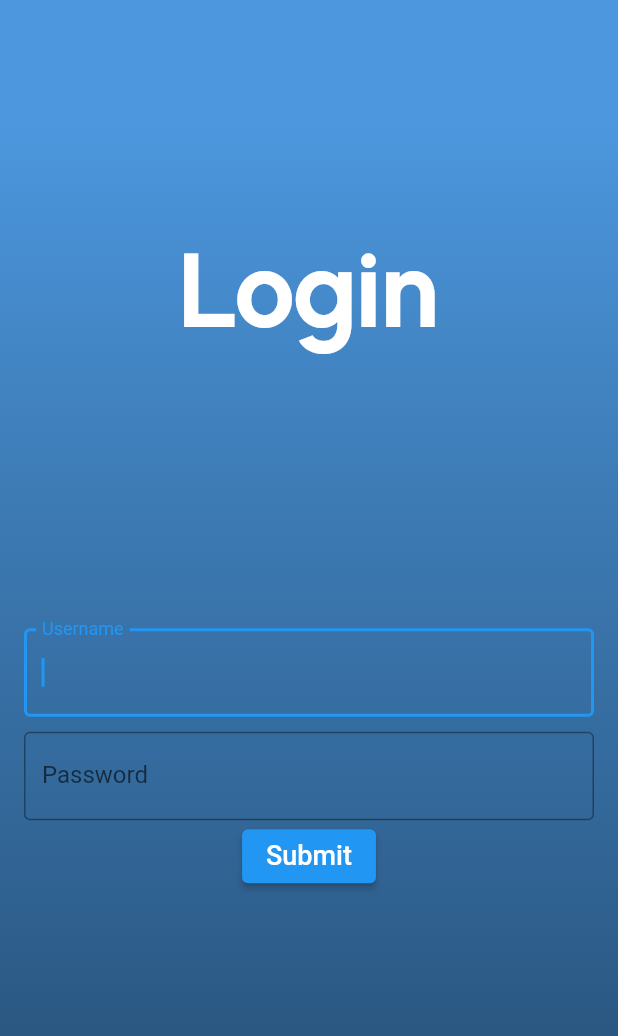
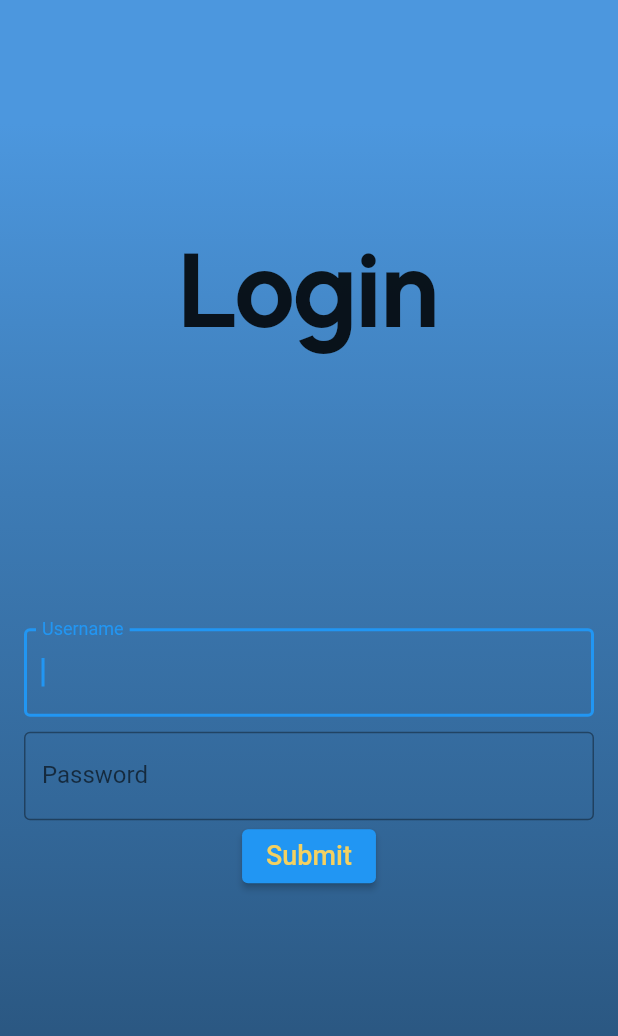
Before and after one commit to lerimeur/flutsenger, a Flutter app: the screen it shows after launch, after a tap on "Skip", on a phone screen of 412 x 824 dp. Shown: the top 1036 px of the screen. Run offline on Flutter 3.47's test engine with Material 2 defaults, Android fonts, the light colour scheme and no system bars.

Commit message:
test: testing color

```diff
--- /dev/null
+++ b/flutsenger_app/lib/component/Button.dart
@@ -0,0 +1,20 @@
+import 'package:flutter/material.dart';
+import '../utilities/styles.dart';
+
+class MyElevatedButton extends StatelessWidget {
+  final String text;
+  final Function triger;
+  const MyElevatedButton({Key key, this.text, this.triger}) : super(key: key);
+
+  @override
+  Widget build(BuildContext context) {
+    return Container(
+        child: ElevatedButton(
+      child: Text(
+        text,
+        style: kSubtitleStyle,
+      ),
+      onPressed: triger,
+    ));
+  }
+}
--- a/flutsenger_app/lib/screens/login.dart
+++ b/flutsenger_app/lib/screens/login.dart
@@ -2,6 +2,7 @@ import 'package:flutter/material.dart';
 import 'package:flutter/services.dart';
 import '../utilities/styles.dart';
 import 'package:flutsenger_app/component/textfiled.dart';
+import '../component/Button.dart';
 
 class LoginPage extends StatefulWidget {
   // final onLogin;
@@ -61,24 +62,16 @@ class LoginState extends State<LoginPage> {
                 ),
                 Flexible(
                   flex: 1,
-                  child: ElevatedButton(
-                    style: ButtonStyle(),
-                    onPressed: () => print(
-                      'une fonction styler a ete mis en com dsl ${usernameController.text}',
-                    ), //widget.onLogin(usernameController.text, passwordController.text),
-                    child: Text(
-                      'Submit',
-                      style: kSubtitleStyle,
-                    ),
+                  child: MyElevatedButton(
+                    text: 'Submit',
+                    triger: () => print('hello world'),
                   ),
                 ),
                 Padding(
-                  // this is new
                   padding: EdgeInsets.only(bottom: MediaQuery.of(context).viewInsets.bottom),
                 ),
               ],
               mainAxisAlignment: MainAxisAlignment.start,
-              // crossAxisAlignment: CrossAxisAlignment.end,
             ),
           ),
         ));
--- a/flutsenger_app/lib/screens/onboarding_screen.dart
+++ b/flutsenger_app/lib/screens/onboarding_screen.dart
@@ -64,7 +64,7 @@ class _OnboardingScreenState extends State<OnboardingScreen> {
                   child: Text(
                     'Skip',
                     style: TextStyle(
-                      color: Color(0xFFfbeeac),
+                      color: Color(0xFFf4d160),
                       fontSize: 20.0,
                     ),
                   ),
@@ -176,7 +176,7 @@ class _OnboardingScreenState extends State<OnboardingScreen> {
                               Text(
                                 'Next',
                                 style: TextStyle(
-                                  color: Color(0xFFfbeeac),
+                                  color: Color(0xFFf4d160),
                                   fontSize: 22.0,
                                 ),
                               ),
@@ -208,7 +208,7 @@ class _OnboardingScreenState extends State<OnboardingScreen> {
                     child: Text(
                       'Get started',
                       style: TextStyle(
-                        color: Color(0xFFfbeeac),
+                        color: Color(0xFFf4d160),
                         fontSize: 20.0,
                         fontWeight: FontWeight.bold,
                       ),
--- a/flutsenger_app/lib/utilities/styles.dart
+++ b/flutsenger_app/lib/utilities/styles.dart
@@ -1,21 +1,26 @@
 import 'package:flutter/material.dart';
 
 final headLine = TextStyle(
-  color: Colors.white,
+  color: ,
   fontFamily: 'CM Sans Serif',
   fontSize: 70.0,
   height: 1,
 );
 
 final kTitleStyle = TextStyle(
-  color: Colors.white,
+  color: textcolor,
   fontFamily: 'CM Sans Serif',
   fontSize: 26.0,
   height: 1.5,
 );
 
 final kSubtitleStyle = TextStyle(
-  color: Colors.white,
+  color: textcolor,
   fontSize: 18.0,
   height: 1.2,
 );
+
+final baclgroundcolor = Color(0xFF28527A);
+final primarycolor = Color(0xFF8ac4d0);
+final textcolor = Color(0xFFf4d160);
+final buttoncolor = Color(0xFFfbeeac);
```
